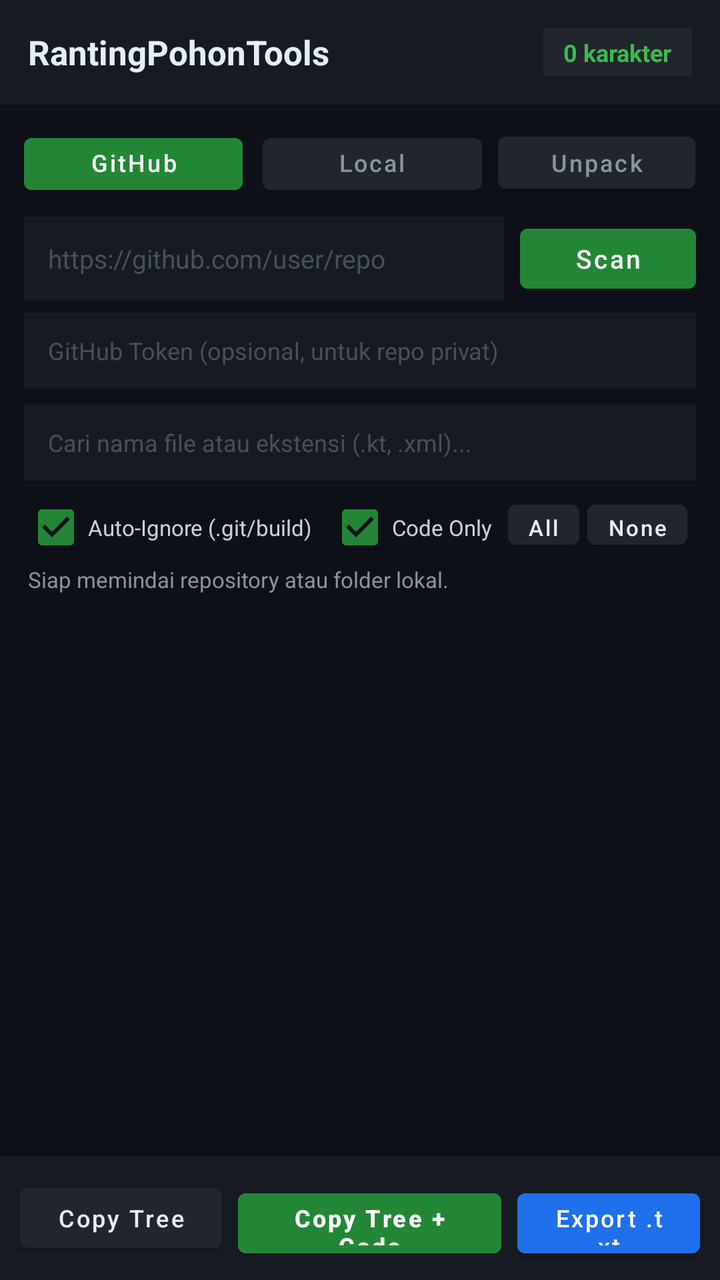
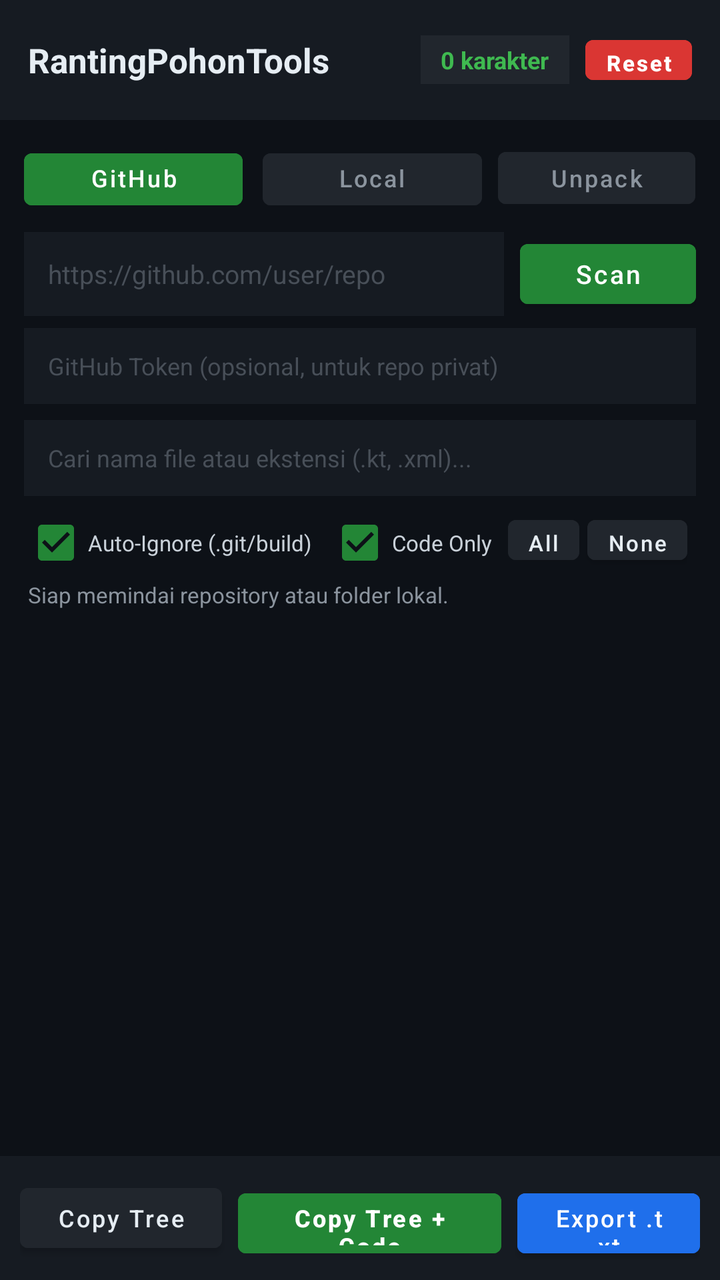

Before-and-after screenshots of an Android layout around one commit, followed by the original layout XML and the change that was made.
<!-- AndroidManifest.xml: application theme Theme.RantingPohonTools -->
<!-- res/layout/activity_main.xml -->
<?xml version="1.0" encoding="utf-8"?>
<LinearLayout xmlns:android="http://schemas.android.com/apk/res/android"
    android:id="@+id/rootContainer"
    android:layout_width="match_parent"
    android:layout_height="match_parent"
    android:background="#0D1117"
    android:orientation="vertical">

    
    <LinearLayout
        android:layout_width="match_parent"
        android:layout_height="wrap_content"
        android:background="#161B22"
        android:gravity="center_vertical"
        android:orientation="horizontal"
        android:padding="14dp">

        <TextView
            android:layout_width="0dp"
            android:layout_height="wrap_content"
            android:layout_weight="1"
            android:text="RantingPohonTools"
            android:textColor="#E6EDF3"
            android:textSize="17sp"
            android:textStyle="bold" />

        <TextView
            android:id="@+id/tvTotalChars"
            android:layout_width="wrap_content"
            android:layout_height="wrap_content"
            android:background="#21262D"
            android:paddingHorizontal="10dp"
            android:paddingVertical="4dp"
            android:text="0 karakter"
            android:textColor="#3FB950"
            android:textSize="12sp"
            android:textStyle="bold" />
    </LinearLayout>

    
    <LinearLayout
        android:layout_width="match_parent"
        android:layout_height="wrap_content"
        android:orientation="horizontal"
        android:paddingHorizontal="12dp"
        android:paddingTop="10dp">

        <Button
            android:id="@+id/btnTabGithub"
            android:layout_width="0dp"
            android:layout_height="38dp"
            android:layout_marginEnd="6dp"
            android:layout_weight="1"
            android:backgroundTint="#238636"
            android:text="GitHub Repo"
            android:textAllCaps="false"
            android:textColor="#FFFFFF"
            android:textSize="12sp" />
        <Button
            android:id="@+id/btnTabLocal"
            android:layout_width="0dp"
            android:layout_height="38dp"
            android:layout_marginHorizontal="4dp"
            android:layout_weight="1"
            android:backgroundTint="#21262D"
            android:text="Local Storage"
            android:textAllCaps="false"
            android:textColor="#8B949E"
            android:textSize="12sp" />

        <Button
            android:id="@+id/btnTabUnpack"
            android:layout_width="0dp"
            android:layout_height="38dp"
            android:layout_marginStart="4dp"
            android:layout_weight="0.9"
            android:backgroundTint="#21262D"
            android:text="Unpack"
            android:textAllCaps="false"
            android:textColor="#8B949E"
            android:textSize="12sp" />
    </LinearLayout>

    
    <LinearLayout
        android:id="@+id/panelGithub"
        android:layout_width="match_parent"
        android:layout_height="wrap_content"
        android:orientation="vertical"
        android:paddingHorizontal="12dp"
        android:paddingTop="8dp">

        <LinearLayout
            android:layout_width="match_parent"
            android:layout_height="wrap_content"
            android:orientation="horizontal">

            <EditText
                android:id="@+id/etRepoUrl"
                android:layout_width="0dp"
                android:layout_height="42dp"
                android:layout_weight="1"
                android:background="#161B22"
                android:hint="https://github.com/user/repo"
                android:inputType="textUri"
                android:paddingHorizontal="12dp"
                android:singleLine="true"
                android:textColor="#E6EDF3"
                android:textColorHint="#484F58"
                android:textSize="13sp" />

            <Button
                android:id="@+id/btnScanGithub"
                android:layout_width="wrap_content"
                android:layout_height="42dp"
                android:layout_marginStart="8dp"
                android:backgroundTint="#238636"
                android:text="Scan"
                android:textAllCaps="false"
                android:textColor="#FFFFFF"
                android:textSize="13sp" />
        </LinearLayout>

        <EditText
            android:id="@+id/etGithubToken"
            android:layout_width="match_parent"
            android:layout_height="38dp"
            android:layout_marginTop="6dp"
            android:background="#161B22"
            android:hint="GitHub Token (opsional, untuk repo privat)"
            android:inputType="textPassword"
            android:paddingHorizontal="12dp"
            android:singleLine="true"
            android:textColor="#E6EDF3"
            android:textColorHint="#484F58"
            android:textSize="12sp" />
    </LinearLayout>

    
    <LinearLayout
        android:id="@+id/panelLocal"
        android:layout_width="match_parent"
        android:layout_height="wrap_content"
        android:orientation="vertical"
        android:paddingHorizontal="12dp"
        android:paddingTop="8dp"
        android:visibility="gone">

        <Button
            android:id="@+id/btnPickFolder"
            android:layout_width="match_parent"
            android:layout_height="42dp"
            android:backgroundTint="#1F6FEB"
            android:text="Pilih Folder dari Storage HP"
            android:textAllCaps="false"
            android:textColor="#FFFFFF"
            android:textSize="13sp" />

        <TextView
            android:id="@+id/tvLocalPath"
            android:layout_width="match_parent"
            android:layout_height="wrap_content"
            android:layout_marginTop="4dp"
            android:text="Belum ada folder dipilih"
            android:textColor="#8B949E"
            android:textSize="11sp" />
    </LinearLayout>

    
    <LinearLayout
        android:id="@+id/panelUnpack"
        android:layout_width="match_parent"
        android:layout_height="wrap_content"
        android:orientation="vertical"
        android:paddingHorizontal="12dp"
        android:paddingTop="8dp"
        android:visibility="gone">

        <LinearLayout
            android:layout_width="match_parent"
            android:layout_height="wrap_content"
            android:orientation="horizontal">

            <Button
                android:id="@+id/btnUnpackPaste"
                android:layout_width="0dp"
                android:layout_height="42dp"
                android:layout_marginEnd="6dp"
                android:layout_weight="1"
                android:backgroundTint="#8957E5"
                android:text="Paste Teks Bundel"
                android:textAllCaps="false"
                android:textColor="#FFFFFF"
                android:textSize="12sp"
                android:textStyle="bold" />

            <Button
                android:id="@+id/btnUnpackPickTxt"
                android:layout_width="0dp"
                android:layout_height="42dp"
                android:layout_marginStart="6dp"
                android:layout_weight="1"
                android:backgroundTint="#21262D"
                android:text="Pilih File .txt"
                android:textAllCaps="false"
                android:textColor="#E6EDF3"
                android:textSize="12sp" />
        </LinearLayout>

        <TextView
            android:id="@+id/tvUnpackInfo"
            android:layout_width="match_parent"
            android:layout_height="wrap_content"
            android:layout_marginTop="4dp"
            android:text="Muat teks hasil Copy Tree+Code atau file .txt untuk dibongkar."
            android:textColor="#8B949E"
            android:textSize="11sp" />
    </LinearLayout>

    
    <LinearLayout
        android:layout_width="match_parent"
        android:layout_height="wrap_content"
        android:orientation="vertical"
        android:paddingHorizontal="12dp"
        android:paddingTop="8dp">

        <EditText
            android:id="@+id/etSearch"
            android:layout_width="match_parent"
            android:layout_height="38dp"
            android:background="#161B22"
            android:hint="Cari nama file atau ekstensi (.kt, .xml)..."
            android:paddingHorizontal="12dp"
            android:singleLine="true"
            android:textColor="#E6EDF3"
            android:textColorHint="#484F58"
            android:textSize="12sp" />

        <HorizontalScrollView
            android:layout_width="match_parent"
            android:layout_height="wrap_content"
            android:layout_marginTop="6dp"
            android:scrollbars="none">

            <LinearLayout
                android:layout_width="wrap_content"
                android:layout_height="wrap_content"
                android:orientation="horizontal">

                <CheckBox
                    android:id="@+id/cbAutoIgnore"
                    android:layout_width="wrap_content"
                    android:layout_height="32dp"
                    android:buttonTint="#238636"
                    android:checked="true"
                    android:text="Auto-Ignore (.git/build)"
                    android:textColor="#C9D1D9"
                    android:textSize="11sp" />

                <CheckBox
                    android:id="@+id/cbCodeOnly"
                    android:layout_width="wrap_content"
                    android:layout_height="32dp"
                    android:layout_marginStart="8dp"
                    android:buttonTint="#238636"
                    android:checked="true"
                    android:text="Code Only"
                    android:textColor="#C9D1D9"
                    android:textSize="11sp" />

                <Button
                    android:id="@+id/btnSelectAll"
                    android:layout_width="wrap_content"
                    android:layout_height="32dp"
                    android:layout_marginStart="8dp"
                    android:backgroundTint="#21262D"
                    android:minWidth="0dp"
                    android:paddingHorizontal="10dp"
                    android:text="All"
                    android:textAllCaps="false"
                    android:textColor="#E6EDF3"
                    android:textSize="11sp" />

                <Button
                    android:id="@+id/btnDeselectAll"
                    android:layout_width="wrap_content"
                    android:layout_height="32dp"
                    android:layout_marginStart="4dp"
                    android:backgroundTint="#21262D"
                    android:minWidth="0dp"
                    android:paddingHorizontal="10dp"
                    android:text="None"
                    android:textAllCaps="false"
                    android:textColor="#E6EDF3"
                    android:textSize="11sp" />
            </LinearLayout>
        </HorizontalScrollView>
    </LinearLayout>

    
    <TextView
        android:id="@+id/tvStatus"
        android:layout_width="match_parent"
        android:layout_height="wrap_content"
        android:paddingHorizontal="14dp"
        android:paddingVertical="4dp"
        android:text="Siap memindai repository atau folder lokal."
        android:textColor="#8B949E"
        android:textSize="11sp" />

    
    <androidx.recyclerview.widget.RecyclerView
        android:id="@+id/rvTree"
        android:layout_width="match_parent"
        android:layout_height="0dp"
        android:layout_weight="1"
        android:clipToPadding="false"
        android:paddingHorizontal="8dp"
        android:paddingBottom="8dp" />

    
    <LinearLayout
        android:id="@+id/bottomBarPack"
        android:layout_width="match_parent"
        android:layout_height="wrap_content"
        android:background="#161B22"
        android:orientation="horizontal"
        android:padding="10dp">

        <Button
            android:id="@+id/btnCopyTree"
            android:layout_width="0dp"
            android:layout_height="42dp"
            android:layout_marginEnd="4dp"
            android:layout_weight="1"
            android:backgroundTint="#21262D"
            android:text="Copy Tree"
            android:textAllCaps="false"
            android:textColor="#E6EDF3"
            android:textSize="12sp" />

        <Button
            android:id="@+id/btnCopyFull"
            android:layout_width="0dp"
            android:layout_height="42dp"
            android:layout_marginHorizontal="4dp"
            android:layout_weight="1.3"
            android:backgroundTint="#238636"
            android:text="Copy Tree + Code"
            android:textAllCaps="false"
            android:textColor="#FFFFFF"
            android:textSize="12sp"
            android:textStyle="bold" />

        <Button
            android:id="@+id/btnExportTxt"
            android:layout_width="0dp"
            android:layout_height="42dp"
            android:layout_marginStart="4dp"
            android:layout_weight="0.9"
            android:backgroundTint="#1F6FEB"
            android:text="Export .txt"
            android:textAllCaps="false"
            android:textColor="#FFFFFF"
            android:textSize="12sp" />
    </LinearLayout>

    
    <LinearLayout
        android:id="@+id/bottomBarUnpack"
        android:layout_width="match_parent"
        android:layout_height="wrap_content"
        android:background="#161B22"
        android:orientation="horizontal"
        android:padding="10dp"
        android:visibility="gone">

        <Button
            android:id="@+id/btnExtractToFolder"
            android:layout_width="match_parent"
            android:layout_height="42dp"
            android:backgroundTint="#8957E5"
            android:text="Pilih Folder Tujuan &amp; Extract File Tercentang"
            android:textAllCaps="false"
            android:textColor="#FFFFFF"
            android:textSize="13sp"
            android:textStyle="bold" />
    </LinearLayout>
</LinearLayout>
<!-- resources referenced by this layout -->
<resources>
  <style name="Theme.RantingPohonTools" parent="Theme.MaterialComponents.DayNight.NoActionBar">
          <item name="colorPrimary">#238636</item>
          <item name="colorPrimaryVariant">#196127</item>
          <item name="colorOnPrimary">#FFFFFF</item>
          <item name="android:windowBackground">#0D1117</item>
          <item name="android:statusBarColor">#0D1117</item>
          <item name="android:navigationBarColor">#161B22</item>
      </style>
</resources>

<!-- the commit's change to res/layout/activity_main.xml (unified diff, before → after) -->
@@ -34,6 +34,20 @@
             android:text="0 karakter"
             android:textColor="#3FB950"
             android:textSize="12sp"
+            android:textStyle="bold" />
+
+        <Button
+            android:id="@+id/btnResetAll"
+            android:layout_width="wrap_content"
+            android:layout_height="32dp"
+            android:layout_marginStart="8dp"
+            android:backgroundTint="#DA3633"
+            android:minWidth="0dp"
+            android:paddingHorizontal="10dp"
+            android:text="Reset"
+            android:textAllCaps="false"
+            android:textColor="#FFFFFF"
+            android:textSize="11sp"
             android:textStyle="bold" />
     </LinearLayout>
 
